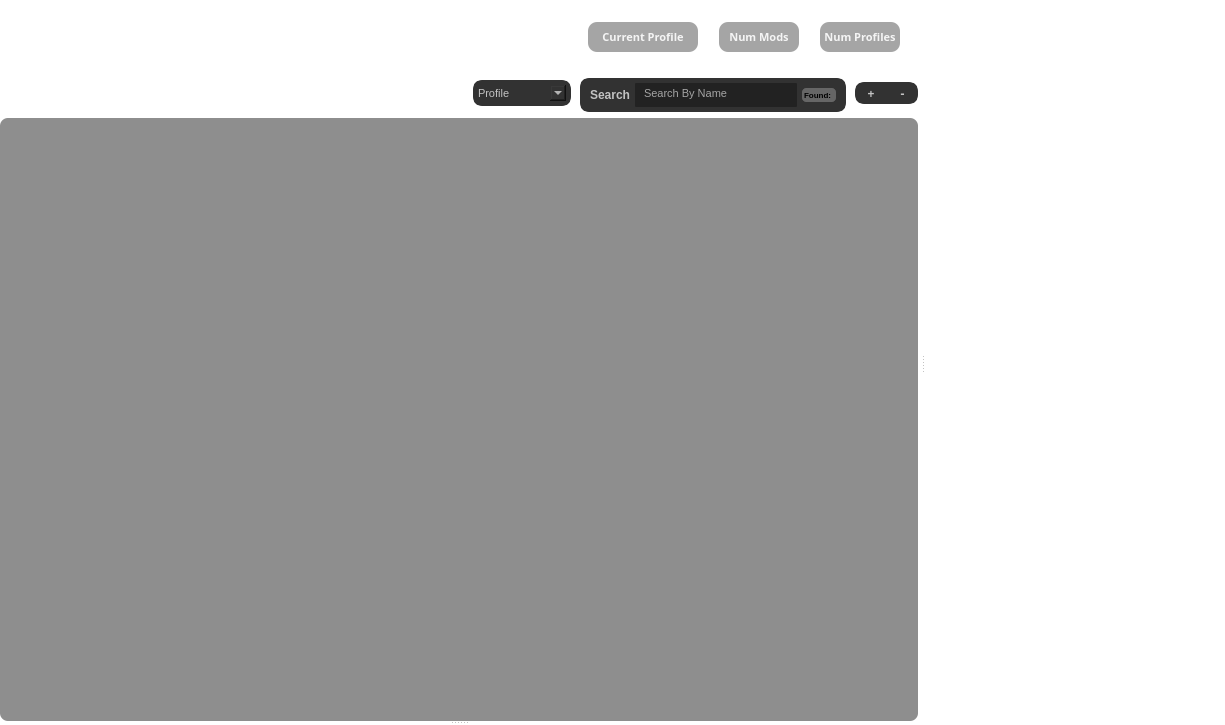
Above: src/Widgets/gamemanagerform.ui from nothanley/ModManager before the change. Below: the same form after it.
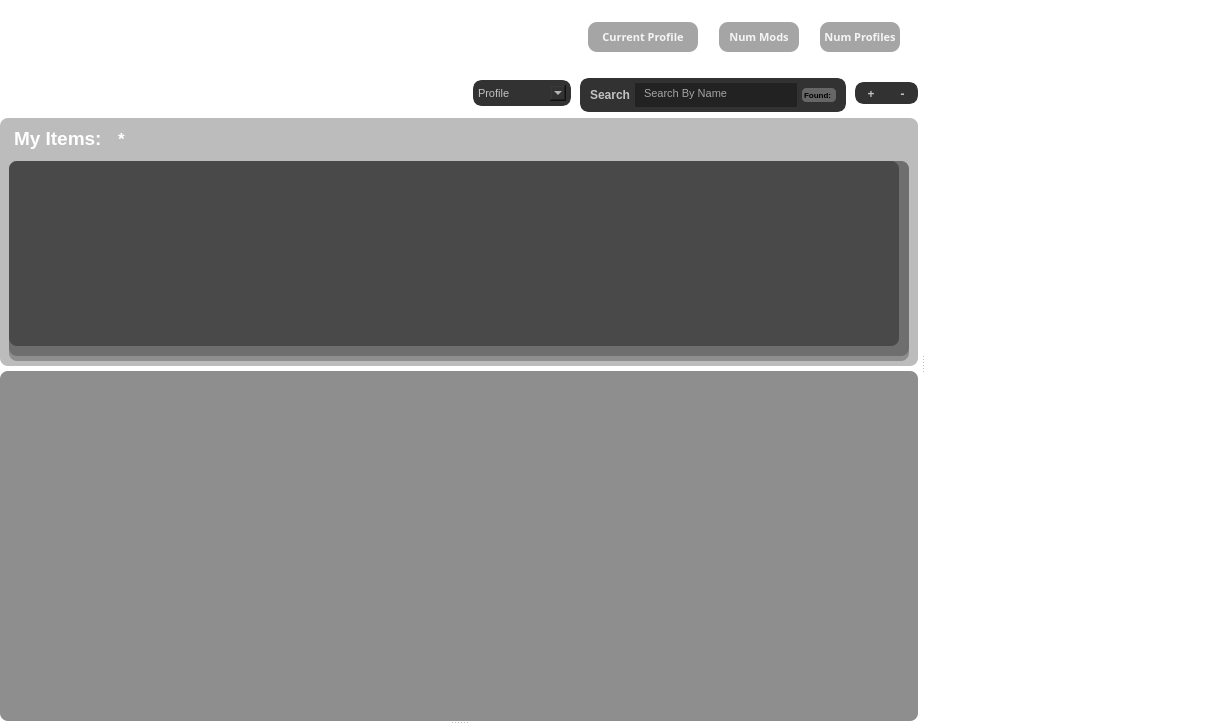
That is the form after the change. Icons and pictures are not drawn.

```diff
--- a/src/Widgets/gamemanagerform.ui
+++ b/src/Widgets/gamemanagerform.ui
@@ -1113,6 +1113,161 @@
          </layout>
         </widget>
        </item>
+       <item>
+        <widget class="QFrame" name="frame_2">
+         <property name="minimumSize">
+          <size>
+           <width>0</width>
+           <height>150</height>
+          </size>
+         </property>
+         <property name="styleSheet">
+          <string notr="true">QWidget{
+	border: 3px  rgba(40,40,40,80);
+	border-radius: 8px;
+	background-color: rgba(40, 40, 40,80);
+	margin-bottom: 5px;
+}
+
+QLabel{
+	color: white;
+	background-color: rgba(255, 0, 4,0);
+	border-radius: 5px;
+}
+</string>
+         </property>
+         <property name="frameShape">
+          <enum>QFrame::StyledPanel</enum>
+         </property>
+         <property name="frameShadow">
+          <enum>QFrame::Raised</enum>
+         </property>
+         <layout class="QGridLayout" name="gridLayout_5">
+          <property name="bottomMargin">
+           <number>0</number>
+          </property>
+          <item row="0" column="0">
+           <widget class="QLabel" name="label">
+            <property name="maximumSize">
+             <size>
+              <width>16777215</width>
+              <height>30</height>
+             </size>
+            </property>
+            <property name="font">
+             <font>
+              <family>Segoe UI</family>
+              <pointsize>14</pointsize>
+              <bold>true</bold>
+             </font>
+            </property>
+            <property name="text">
+             <string>My Items:</string>
+            </property>
+           </widget>
+          </item>
+          <item row="0" column="1">
+           <widget class="QLabel" name="label_3">
+            <property name="maximumSize">
+             <size>
+              <width>16777215</width>
+              <height>30</height>
+             </size>
+            </property>
+            <property name="font">
+             <font>
+              <pointsize>13</pointsize>
+              <bold>true</bold>
+             </font>
+            </property>
+            <property name="text">
+             <string>*</string>
+            </property>
+           </widget>
+          </item>
+          <item row="0" column="2">
+           <spacer name="horizontalSpacer_6">
+            <property name="orientation">
+             <enum>Qt::Horizontal</enum>
+            </property>
+            <property name="sizeHint" stdset="0">
+             <size>
+              <width>771</width>
+              <height>20</height>
+             </size>
+            </property>
+           </spacer>
+          </item>
+          <item row="1" column="0" colspan="3">
+           <widget class="QFrame" name="UserCardFrame">
+            <property name="frameShape">
+             <enum>QFrame::StyledPanel</enum>
+            </property>
+            <property name="frameShadow">
+             <enum>QFrame::Raised</enum>
+            </property>
+            <layout class="QGridLayout" name="gridLayout_6">
+             <property name="leftMargin">
+              <number>0</number>
+             </property>
+             <property name="topMargin">
+              <number>0</number>
+             </property>
+             <property name="rightMargin">
+              <number>0</number>
+             </property>
+             <property name="bottomMargin">
+              <number>0</number>
+             </property>
+             <property name="spacing">
+              <number>0</number>
+             </property>
+             <item row="0" column="0">
+              <widget class="QScrollArea" name="scrollArea_2">
+               <property name="verticalScrollBarPolicy">
+                <enum>Qt::ScrollBarAlwaysOff</enum>
+               </property>
+               <property name="widgetResizable">
+                <bool>true</bool>
+               </property>
+               <widget class="QWidget" name="scrollAreaWidgetContents">
+                <property name="geometry">
+                 <rect>
+                  <x>0</x>
+                  <y>0</y>
+                  <width>890</width>
+                  <height>188</height>
+                 </rect>
+                </property>
+                <layout class="QHBoxLayout" name="horizontalLayout_8">
+                 <property name="spacing">
+                  <number>0</number>
+                 </property>
+                 <property name="leftMargin">
+                  <number>0</number>
+                 </property>
+                 <property name="topMargin">
+                  <number>0</number>
+                 </property>
+                 <property name="rightMargin">
+                  <number>0</number>
+                 </property>
+                 <property name="bottomMargin">
+                  <number>0</number>
+                 </property>
+                 <item>
+                  <widget class="QWidget" name="UserCardGrid" native="true"/>
+                 </item>
+                </layout>
+               </widget>
+              </widget>
+             </item>
+            </layout>
+           </widget>
+          </item>
+         </layout>
+        </widget>
+       </item>
        <item>
         <widget class="QSplitter" name="VerticalSplitter">
          <property name="orientation">
@@ -1217,7 +1372,7 @@
                 <x>0</x>
                 <y>0</y>
                 <width>918</width>
-                <height>603</height>
+                <height>350</height>
                </rect>
               </property>
               <property name="sizePolicy">
```
Left out of the diff: 27 changed lines with no effect on the pictures.
